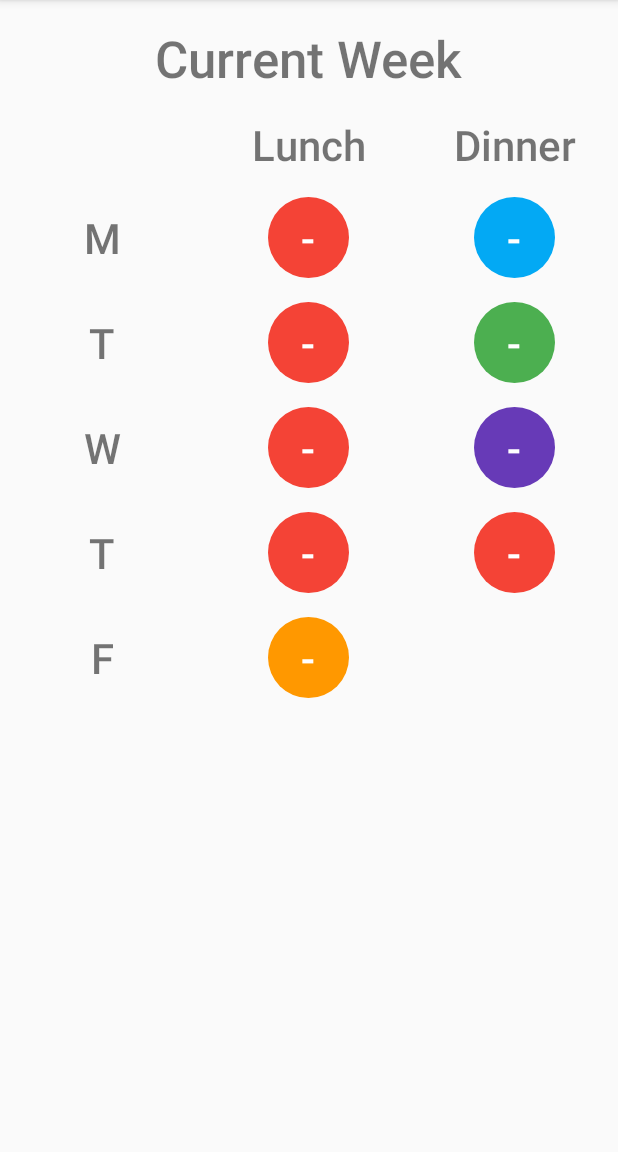
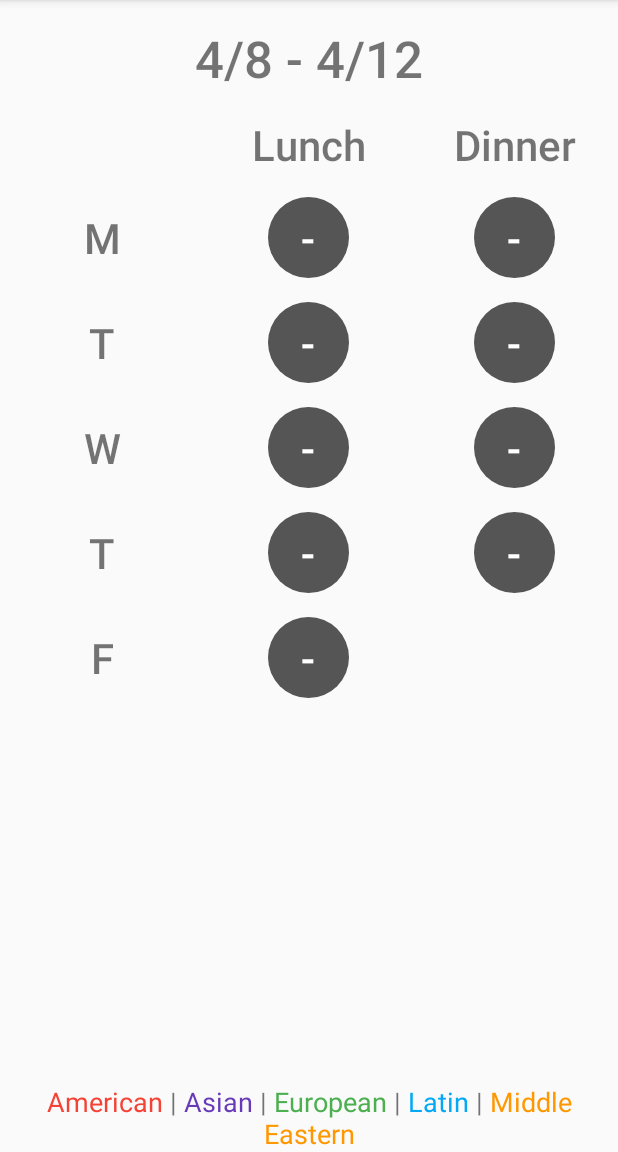
Before and after one commit to PeterSLee40/ThetaXiGreekWeekHackathon2019, an Android app: the screen it shows after launch (MainActivity), on a phone screen of 412 x 824 dp, the part 84-1236 px from its top. Run offline under Robolectric (Android 15) with nearby library versions, the phone set to English and light mode, and no system bars; our stand-ins replace Firebase (no records; nobody signed in at launch, a user with empty details on screens opened directly).

Commit message:
Added Stuff

```diff
--- a/app/src/main/java/com/example/peterlee/thetaxigreekweek2019/MainActivity.java
+++ b/app/src/main/java/com/example/peterlee/thetaxigreekweek2019/MainActivity.java
@@ -1,11 +1,14 @@
 package com.example.peterlee.thetaxigreekweek2019;
 
+import android.annotation.SuppressLint;
 import android.app.DatePickerDialog;
+import android.support.v4.content.ContextCompat;
 import android.support.v7.app.AppCompatActivity;
 import android.os.Bundle;
 import java.util.Calendar;
 import java.util.Date;
 
+import android.text.Html;
 import android.util.Log;
 import android.view.Menu;
 import android.view.MenuItem;
@@ -33,16 +36,24 @@ public class MainActivity extends AppCompatActivity implements DatePickerDialog.
 
         Calendar calendar = Calendar.getInstance();
         int year = calendar.get(Calendar.YEAR);
-        int month = calendar.get(Calendar.MONTH) + 1;
+        int month = calendar.get(Calendar.MONTH);
         int day = calendar.get(Calendar.DAY_OF_MONTH);
-        Log.v("Date: ","" + year + "" + month + "" + day);
         updateMealInfoForWeek(year, month, day);
+
+        setKeyString();
+    }
+
+    public void setKeyString() {
+        TextView keyTextView = findViewById(R.id.keyTextView);
+        keyTextView.setText(Html.fromHtml("<font color=\"#F44336\">American</font> | " +
+                "<font color='#673AB7'>Asian</font> | <font color='#4CAF50'>European</font> | " +
+                "<font color='#03A9F4'>Latin</font> | <font color='#FF9800'>Middle Eastern</font>"));
     }
 
     public void pickDate(MenuItem item) {
         Calendar calander = Calendar.getInstance();
         int curYear = calander.get(Calendar.YEAR);
-        int curMonth = calander.get(Calendar.MONTH) + 1;
+        int curMonth = calander.get(Calendar.MONTH);
         int curDay = calander.get(Calendar.DAY_OF_MONTH);
 
         DatePickerDialog datePickerDialog = new DatePickerDialog(this,
@@ -66,11 +77,17 @@ public class MainActivity extends AppCompatActivity implements DatePickerDialog.
     public void updateMealInfoForWeek(int year, int month, int day) {
         Calendar cal = Calendar.getInstance();
         cal.set(year, month, day);
-        while (cal.get(Calendar.DAY_OF_WEEK) > 1) {
+        while (cal.get(Calendar.DAY_OF_WEEK) != 1) {
+            Log.v("REMOVE", getDate(cal) + ";" + cal.get(Calendar.DAY_OF_WEEK));
             cal.add(Calendar.DATE, -1);
+            Log.v("REMOVED", getDate(cal));
         }
 
+        TextView curWeek = findViewById(R.id.weekTextView);
+
         cal.add(Calendar.DATE, 1);
+        String curWeekStr = "" + (cal.get(Calendar.MONTH) + 1) + "/"
+                + (cal.get(Calendar.DAY_OF_MONTH)) + " - ";
         setMeal(getDate(cal) + "0", (TextView) findViewById(R.id.MLTextView));
         setMeal(getDate(cal) + "1", (TextView) findViewById(R.id.MDTextView));
         cal.add(Calendar.DATE, 1);
@@ -84,35 +101,55 @@ public class MainActivity extends AppCompatActivity implements DatePickerDialog.
         setMeal(getDate(cal) + "1", (TextView) findViewById(R.id.TRDTextView));
         cal.add(Calendar.DATE, 1);
         setMeal(getDate(cal) + "0", (TextView) findViewById(R.id.FLTextView));
+        curWeekStr = curWeekStr + (cal.get(Calendar.MONTH) + 1) + "/"
+                + (cal.get(Calendar.DAY_OF_MONTH));
+        curWeek.setText(curWeekStr);
     }
 
     public String getDate(Calendar cal) {
         String newYear = "" + cal.get(Calendar.YEAR);
 
-        String newMonth = "" + cal.get(Calendar.MONTH);
+        String newMonth = "" + (cal.get(Calendar.MONTH) + 1);
         if (newMonth.length() == 1) {
             newMonth = "0" + newMonth;
         }
 
-        String newDay = "" + cal.get(Calendar.DAY_OF_MONTH);
+        String newDay = "" + (cal.get(Calendar.DAY_OF_MONTH));
         if (newDay.length() == 1) {
             newDay = "0" + newDay;
         }
         return newYear + newMonth + newDay;
     }
 
-    //Lunch: April 6, 2019: 201904060 -> "-"
     protected void setMeal(String date, TextView view) {
-        Log.v("Getting a meal", date);
         final TextView tv = view;
         myRef = database.getReference(date);
         ValueEventListener postListener = new ValueEventListener() {
+            @SuppressLint("SetTextI18n")
             @Override
             public void onDataChange(DataSnapshot dataSnapshot) {
                 // Get Post object and use the values to update the UI
                 Meal meal = dataSnapshot.getValue(Meal.class);
                 if (meal != null) {
                     tv.setText("" + meal.getNumPeopleEating());
+                    switch (meal.getCuisine()) {
+                        case ASIAN:
+                            //Set background
+                            tv.setBackground(ContextCompat.getDrawable(MainActivity.this, R.drawable.circle_asian));
+                            break;
+                        case AMERICAN:
+                            tv.setBackground(ContextCompat.getDrawable(MainActivity.this, R.drawable.circle_american));
+                            break;
+                        case LATIN:
+                            tv.setBackground(ContextCompat.getDrawable(MainActivity.this, R.drawable.circle_latin));
+                            break;
+                        case EUROPEAN:
+                            tv.setBackground(ContextCompat.getDrawable(MainActivity.this, R.drawable.circle_european));
+                            break;
+                        case MIDDLE_EASTERN:
+                            tv.setBackground(ContextCompat.getDrawable(MainActivity.this, R.drawable.circle_middle_eastern));
+                            break;
+                    }
                 } else {
                     tv.setText("-");
                 }
--- /dev/null
+++ b/app/src/main/res/drawable/circle_blank.xml
@@ -0,0 +1,6 @@
+<?xml version="1.0" encoding="utf-8"?>
+<shape xmlns:android="http://schemas.android.com/apk/res/android"
+    android:shape="oval">
+    <solid android:color="#555555"/>
+    <size android:width="44dp" android:height="44dp"/>
+</shape>
--- a/app/src/main/res/layout/activity_main.xml
+++ b/app/src/main/res/layout/activity_main.xml
@@ -136,7 +136,7 @@
                 android:layout_below="@id/lunchTextView"
                 android:layout_centerHorizontal="true"
                 android:layout_marginTop="16dp"
-                android:background="@drawable/circle_american"/>
+                android:background="@drawable/circle_blank"/>
 
             <TextView
                 android:id="@+id/TLTextView"
@@ -151,7 +151,7 @@
                 android:layout_below="@id/MLTextView"
                 android:layout_centerHorizontal="true"
                 android:layout_marginTop="16dp"
-                android:background="@drawable/circle_american"/>
+                android:background="@drawable/circle_blank"/>
 
             <TextView
                 android:id="@+id/WLTextView"
@@ -166,7 +166,7 @@
                 android:layout_below="@id/TLTextView"
                 android:layout_centerHorizontal="true"
                 android:layout_marginTop="16dp"
-                android:background="@drawable/circle_american"/>
+                android:background="@drawable/circle_blank"/>
 
             <TextView
                 android:id="@+id/TRLTextView"
@@ -181,7 +181,7 @@
                 android:layout_below="@id/WLTextView"
                 android:layout_centerHorizontal="true"
                 android:layout_marginTop="16dp"
-                android:background="@drawable/circle_american"/>
+                android:background="@drawable/circle_blank"/>
 
             <TextView
                 android:id="@+id/FLTextView"
@@ -195,7 +195,7 @@
                 android:layout_below="@id/TRLTextView"
                 android:layout_centerHorizontal="true"
                 android:layout_marginTop="16dp"
-                android:background="@drawable/circle_middle_eastern"
+                android:background="@drawable/circle_blank"
                 android:layout_gravity="center"/>
         </RelativeLayout>
 
@@ -228,7 +228,7 @@
                 android:layout_below="@id/dinnerTextView"
                 android:layout_centerHorizontal="true"
                 android:layout_marginTop="16dp"
-                android:background="@drawable/circle_latin"/>
+                android:background="@drawable/circle_blank"/>
 
             <TextView
                 android:id="@+id/TDTextView"
@@ -243,7 +243,7 @@
                 android:layout_below="@id/MDTextView"
                 android:layout_centerHorizontal="true"
                 android:layout_marginTop="16dp"
-                android:background="@drawable/circle_european"/>
+                android:background="@drawable/circle_blank"/>
 
             <TextView
                 android:id="@+id/WDTextView"
@@ -258,7 +258,7 @@
                 android:layout_below="@id/TDTextView"
                 android:layout_centerHorizontal="true"
                 android:layout_marginTop="16dp"
-                android:background="@drawable/circle_asian"/>
+                android:background="@drawable/circle_blank"/>
 
             <TextView
                 android:id="@+id/TRDTextView"
@@ -273,8 +273,17 @@
                 android:layout_below="@id/WDTextView"
                 android:layout_centerHorizontal="true"
                 android:layout_marginTop="16dp"
-                android:background="@drawable/circle_american"/>
+                android:background="@drawable/circle_blank"/>
         </RelativeLayout>
     </LinearLayout>
 
+    <TextView
+        android:id="@+id/keyTextView"
+        android:layout_width="match_parent"
+        android:layout_height="wrap_content"
+        android:layout_alignParentBottom="true"
+        android:layout_alignParentEnd="true"
+        android:gravity="center_horizontal"
+        android:textSize="18sp"/>
+
 </RelativeLayout>
--- a/app/src/main/res/values/strings.xml
+++ b/app/src/main/res/values/strings.xml
@@ -7,5 +7,5 @@
     <string name="w">W</string>
     <string name="m">M</string>
     <string name="current_week">Current Week</string>
-    <string name="sample_value">14</string>
+    <string name="sample_value"></string>
 </resources>
```
